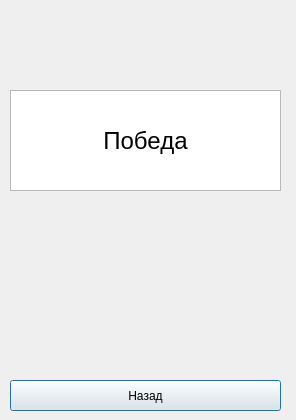
The window that Win.ui (Inf1dell/QtApp) describes before a commit, drawn with Qt 5.
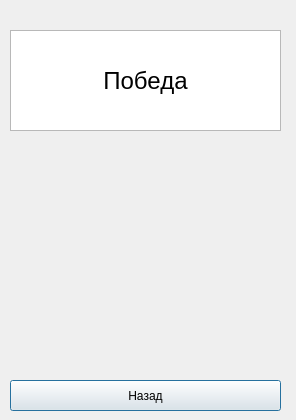
The same window after the commit. Icons and pictures are not drawn.

```diff
--- a/Win.ui
+++ b/Win.ui
@@ -33,7 +33,7 @@
    <property name="geometry">
     <rect>
      <x>10</x>
-     <y>90</y>
+     <y>30</y>
      <width>271</width>
      <height>101</height>
     </rect>
@@ -43,7 +43,7 @@
    <property name="geometry">
     <rect>
      <x>10</x>
-     <y>90</y>
+     <y>30</y>
      <width>271</width>
      <height>101</height>
     </rect>
@@ -60,6 +60,35 @@
     <set>Qt::AlignCenter</set>
    </property>
   </widget>
+  <widget class="QWidget" name="widget" native="true">
+   <property name="geometry">
+    <rect>
+     <x>10</x>
+     <y>150</y>
+     <width>271</width>
+     <height>191</height>
+    </rect>
+   </property>
+   <widget class="QLabel" name="label_2">
+    <property name="geometry">
+     <rect>
+      <x>0</x>
+      <y>0</y>
+      <width>271</width>
+      <height>191</height>
+     </rect>
+    </property>
+    <property name="text">
+     <string/>
+    </property>
+    <property name="pixmap">
+     <pixmap>win.jpg</pixmap>
+    </property>
+    <property name="scaledContents">
+     <bool>true</bool>
+    </property>
+   </widget>
+  </widget>
  </widget>
  <resources/>
  <connections/>
```
